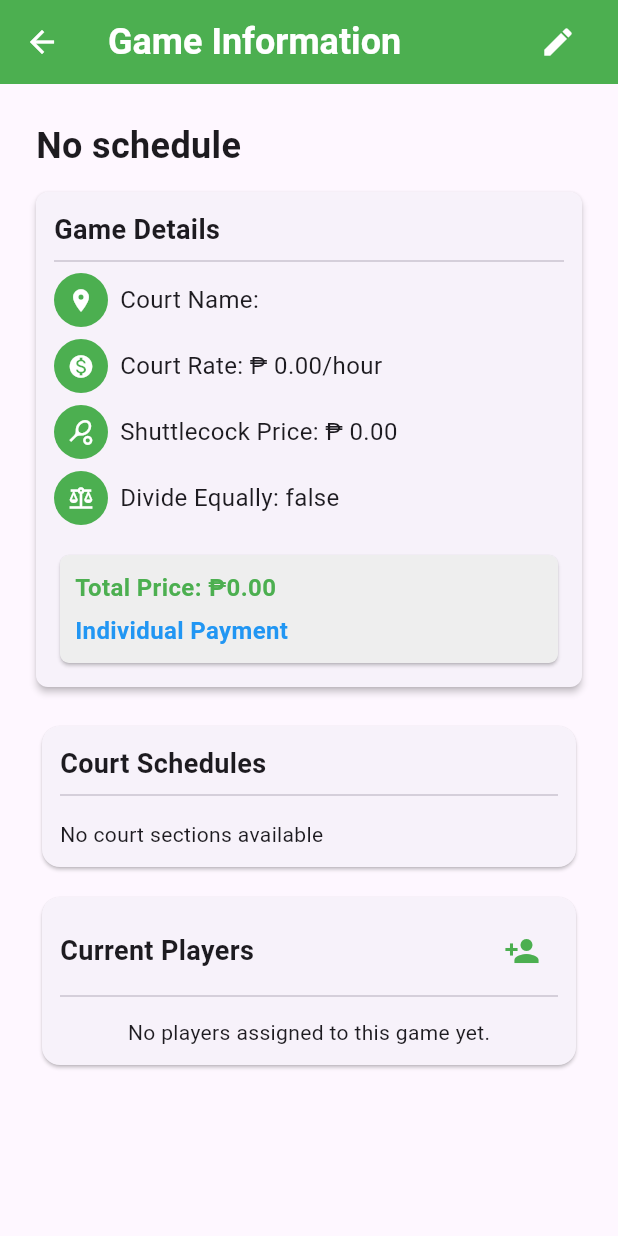
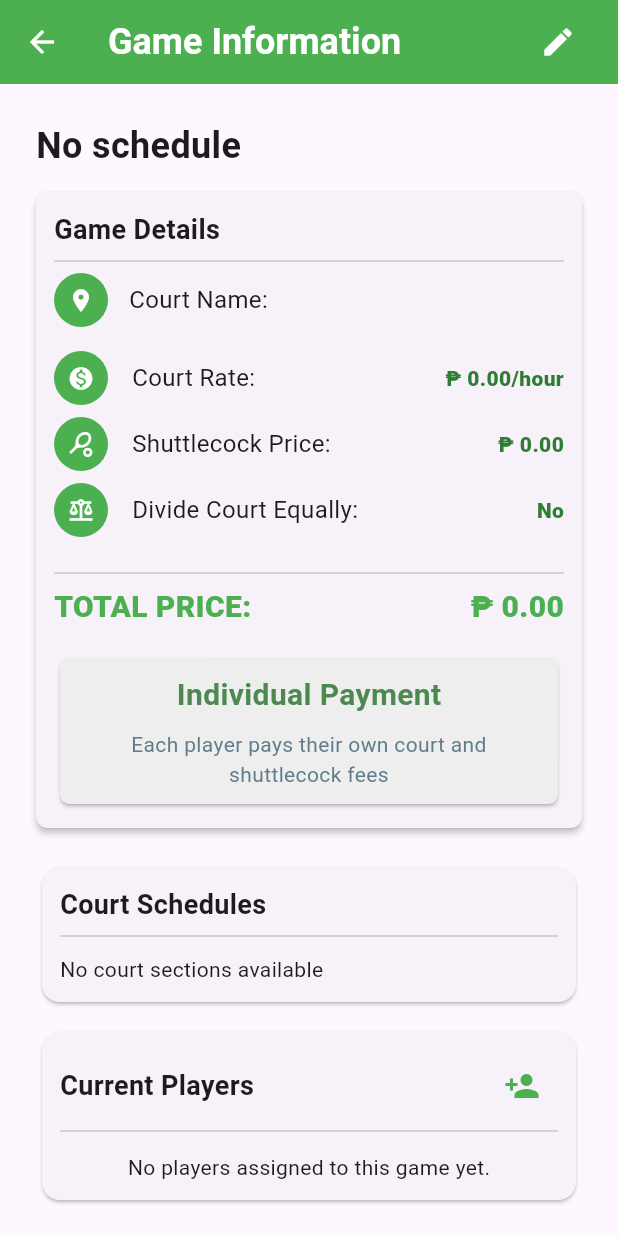
Before and after one commit to SyBorg00/badminton_app, a Flutter app: the GameView screen opened directly with empty values, on a phone screen of 412 x 824 dp. Run offline on Flutter 3.47's test engine with Material 3 defaults, Android fonts, the light colour scheme and no system bars; our stand-ins replace shared_preferences; accounts and stored records are empty.

Commit message:
updated UI

```diff
--- a/lib/game_view.dart
+++ b/lib/game_view.dart
@@ -60,13 +60,12 @@ class _GameViewState extends State<GameView> {
       }
       headerText = dateText;
     } else {
-      headerText = 'Game Title: $title';
+      headerText = title;
     }
 
     //price computation variables
     final totalPrice = widget.games.totalPrice;
     final perPlayerShare = widget.games.perPlayerShare;
-    final playerCount = widget.games.playerCount;
 
     //game player add handler
     void assignPlayerToSection(Players p, int sectionIndex) {
@@ -178,16 +177,29 @@ class _GameViewState extends State<GameView> {
                           radius: 18,
                           child: Icon(Icons.location_on, size: 18),
                         ),
-                        const SizedBox(width: 8),
+                        const SizedBox(width: 14),
+
                         Expanded(
-                          child: Text(
-                            'Court Name: $courtName',
-                            style: const TextStyle(fontSize: 16),
+                          child: Row(
+                            mainAxisAlignment: MainAxisAlignment.spaceBetween,
+                            children: [
+                              const Text(
+                                'Court Name:',
+                                style: TextStyle(fontSize: 16),
+                              ),
+                              Text(
+                                courtName,
+                                style: TextStyle(
+                                  fontWeight: FontWeight.w900,
+                                  color: Colors.green[800],
+                                ),
+                              ),
+                            ],
                           ),
                         ),
                       ],
                     ),
-                    const SizedBox(height: 8),
+                    const SizedBox(height: 16),
                     Row(
                       children: [
                         const CircleAvatar(
@@ -196,10 +208,24 @@ class _GameViewState extends State<GameView> {
                           radius: 18,
                           child: Icon(Icons.monetization_on, size: 18),
                         ),
-                        const SizedBox(width: 8),
-                        Text(
-                          'Court Rate: ₱ ${rate.toStringAsFixed(2)}/hour',
-                          style: const TextStyle(fontSize: 16),
+                        const SizedBox(width: 16),
+                        Expanded(
+                          child: Row(
+                            mainAxisAlignment: MainAxisAlignment.spaceBetween,
+                            children: [
+                              const Text(
+                                'Court Rate:',
+                                style: TextStyle(fontSize: 16),
+                              ),
+                              Text(
+                                ' ₱ ${rate.toStringAsFixed(2)}/hour',
+                                style: TextStyle(
+                                  fontWeight: FontWeight.w900,
+                                  color: Colors.green[800],
+                                ),
+                              ),
+                            ],
+                          ),
                         ),
                       ],
                     ),
@@ -212,11 +238,23 @@ class _GameViewState extends State<GameView> {
                           radius: 18,
                           child: Icon(Icons.sports_tennis, size: 18),
                         ),
-                        const SizedBox(width: 8),
+                        const SizedBox(width: 16),
                         Expanded(
-                          child: Text(
-                            'Shuttlecock Price: ₱ ${shuttlecockPrice.toStringAsFixed(2)}',
-                            style: const TextStyle(fontSize: 16),
+                          child: Row(
+                            mainAxisAlignment: MainAxisAlignment.spaceBetween,
+                            children: [
+                              const Text(
+                                'Shuttlecock Price:',
+                                style: TextStyle(fontSize: 16),
+                              ),
+                              Text(
+                                ' ₱ ${shuttlecockPrice.toStringAsFixed(2)}',
+                                style: TextStyle(
+                                  fontWeight: FontWeight.w900,
+                                  color: Colors.green[800],
+                                ),
+                              ),
+                            ],
                           ),
                         ),
                       ],
@@ -230,11 +268,46 @@ class _GameViewState extends State<GameView> {
                           radius: 18,
                           child: Icon(Icons.balance, size: 18),
                         ),
-                        const SizedBox(width: 8),
+                        const SizedBox(width: 16),
                         Expanded(
-                          child: Text(
-                            'Divide Equally: $isDivided',
-                            style: const TextStyle(fontSize: 16),
+                          child: Row(
+                            mainAxisAlignment: MainAxisAlignment.spaceBetween,
+                            children: [
+                              const Text(
+                                'Divide Court Equally:',
+                                style: TextStyle(fontSize: 16),
+                              ),
+                              Text(
+                                isDivided ? "Yes" : "No",
+                                style: TextStyle(
+                                  fontWeight: FontWeight.w900,
+                                  color: Colors.green[800],
+                                ),
+                              ),
+                            ],
+                          ),
+                        ),
+                      ],
+                    ),
+                    const SizedBox(height: 16),
+                    const Divider(),
+                    Row(
+                      mainAxisAlignment: MainAxisAlignment.spaceBetween,
+                      children: [
+                        const Text(
+                          "TOTAL PRICE: ",
+                          style: TextStyle(
+                            color: Colors.green,
+                            fontWeight: FontWeight.w900,
+                            fontSize: 20,
+                          ),
+                        ),
+                        Text(
+                          '₱ ${totalPrice.toStringAsFixed(2)}',
+                          style: const TextStyle(
+                            color: Colors.green,
+                            fontWeight: FontWeight.w900,
+                            fontSize: 20,
                           ),
                         ),
                       ],
@@ -252,25 +325,27 @@ class _GameViewState extends State<GameView> {
                         child: Padding(
                           padding: const EdgeInsets.all(10.0),
                           child: Column(
-                            crossAxisAlignment: CrossAxisAlignment.start,
+                            crossAxisAlignment: CrossAxisAlignment.center,
                             children: [
                               Text(
-                                'Total Price: ₱${totalPrice.toStringAsFixed(2)}',
+                                isDivided
+                                    ? 'Shared Payment per Player'
+                                    : 'Individual Payment',
                                 style: const TextStyle(
-                                  fontSize: 16,
+                                  fontSize: 20,
                                   fontWeight: FontWeight.bold,
-                                  color: Colors.green,
+                                  color: Color.fromARGB(255, 77, 136, 81),
                                 ),
                               ),
-                              const SizedBox(height: 6),
+                              const SizedBox(height: 8),
                               Text(
                                 isDivided
-                                    ? 'Per Player Share ($playerCount players): ₱${perPlayerShare.toStringAsFixed(2)}'
-                                    : 'Individual Payment',
+                                    ? 'Each player pays a shared amount of ₱${perPlayerShare.toStringAsFixed(2)} for court and shuttlecock fees'
+                                    : 'Each player pays their own court and shuttlecock fees',
+                                textAlign: TextAlign.center,
                                 style: const TextStyle(
-                                  fontSize: 16,
-                                  fontWeight: FontWeight.bold,
-                                  color: Colors.blue,
+                                  fontSize: 14,
+                                  color: Colors.blueGrey,
                                 ),
                               ),
                             ],
@@ -299,7 +374,7 @@ class _GameViewState extends State<GameView> {
                       ),
                     ),
                     const Divider(),
-                    const SizedBox(height: 8),
+                    const SizedBox(height: 4),
                     if (sections.isEmpty)
                       const Text('No court sections available')
                     else
@@ -335,7 +410,13 @@ class _GameViewState extends State<GameView> {
                                         color: Colors.white,
                                       ),
                                     ),
-                                    title: Text('Court ${index + 1}'),
+                                    title: Text(
+                                      'Court ${index + 1}',
+                                      style: const TextStyle(
+                                        fontWeight: FontWeight.bold,
+                                        color: Colors.green,
+                                      ),
+                                    ),
                                     subtitle: Text(scheduleText),
                                     trailing: Text(
                                       "Total Duration: $durationText",
@@ -459,8 +540,8 @@ class _GameViewState extends State<GameView> {
                           final subtitleText = assigned.isEmpty
                               ? 'Not assigned'
                               : (assigned.length == 1
-                                    ? 'Assigned to court ${assigned.first}'
-                                    : 'Assigned to courts ${assigned.join(', ')}');
+                                    ? 'Assigned to Court ${assigned.first}'
+                                    : 'Assigned to Courts ${assigned.join(', ')}');
 
                           return Card(
                             child: ListTile(
@@ -473,7 +554,13 @@ class _GameViewState extends State<GameView> {
                                   style: const TextStyle(color: Colors.white),
                                 ),
                               ),
-                              title: Text(label),
+                              title: Text(
+                                label,
+                                style: const TextStyle(
+                                  fontWeight: FontWeight.bold,
+                                  color: Colors.green,
+                                ),
+                              ),
                               subtitle: Text(subtitleText),
                             ),
                           );
```
